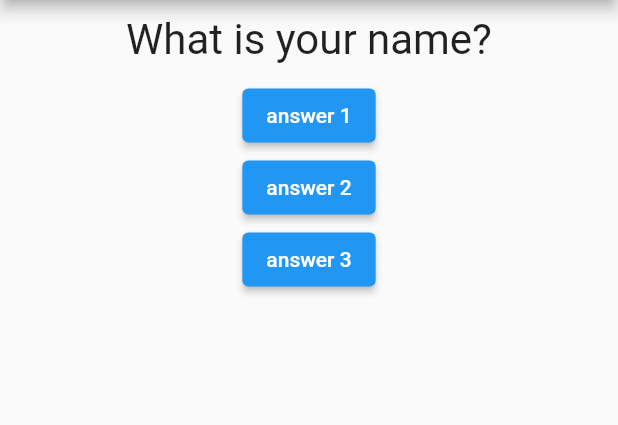
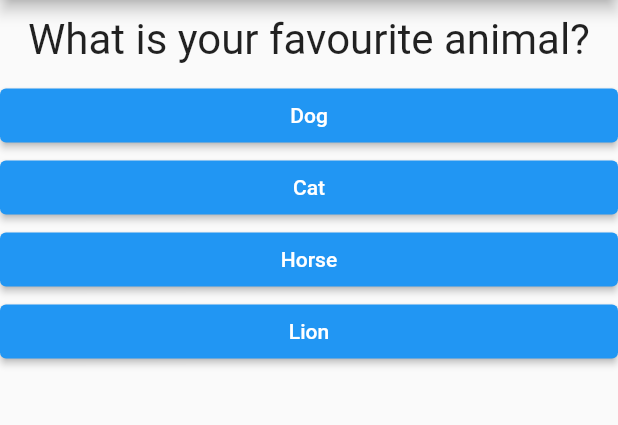
Before and after one commit to Plazmodium/uQuiczApp, a Flutter app: the screen it shows after launch, on a phone screen of 412 x 824 dp, the part 84-509 px from its top. Run offline on Flutter 3.47's test engine with Material 2 defaults, Android fonts, the phone set to English and light mode, and no system bars.

```diff
--- /dev/null
+++ b/lib/answer.dart
@@ -0,0 +1,27 @@
+import 'dart:ui';
+import 'package:flutter/material.dart';
+
+class Answer extends StatelessWidget {
+  String title;
+  Function callback;
+
+  Answer({Key key, String title = "Add text", Function callback})
+      : super(key: key) {
+    this.title = title;
+    this.callback = callback;
+  }
+
+  @override
+  Widget build(BuildContext context) {
+    return Container(
+      width: double.infinity,
+      child: ElevatedButton(
+        style: ButtonStyle(
+            backgroundColor: MaterialStateProperty.all(Colors.blue),
+            foregroundColor: MaterialStateProperty.all(Colors.white)),
+        child: Text(title),
+        onPressed: callback,
+      ),
+    );
+  }
+}
--- a/lib/main.dart
+++ b/lib/main.dart
@@ -1,6 +1,7 @@
 import 'package:flutter/material.dart';
 
 import './question.dart';
+import './answer.dart';
 
 void main() => runApp(MyApp());
 
@@ -22,19 +23,32 @@ class _MyAppState extends State<MyApp> {
 
   @override
   Widget build(BuildContext context) {
-    var questions = ["What is your name?", "What is your favourite animal?"];
+    var questions = [
+      {
+        "question": "What is your favourite animal?",
+        "answer": ["Dog", "Cat", "Horse", "Lion"]
+      },
+      {
+        "question": "What is your favourite colour?",
+        "answer": ["Black", "Blue", "Red", "Yellow"]
+      },
+      {
+        "question": "Who is your favourite singer?",
+        "answer": ["Dylan", "Grohl", "Pavaroti", "Bob"]
+      },
+    ];
 
     return MaterialApp(
       home: Scaffold(
         appBar: AppBar(title: Text("Quiz App")),
         body: Column(
           children: <Widget>[
-            Question(questions[_questionIndex]),
-            ElevatedButton(child: Text("answer 1"), onPressed: _answerQuestion),
-            ElevatedButton(
-                child: Text("answer 2"), onPressed: () => print("HERE 2")),
-            ElevatedButton(
-                child: Text("answer 3"), onPressed: () => print("HERE 3")),
+            Question(questions[_questionIndex]["question"]),
+            ...(questions[_questionIndex]["answer"] as List<String>)
+                .map(
+                  (answer) => Answer(title: answer, callback: _answerQuestion),
+                )
+                .toList(),
           ],
         ),
       ),
```
